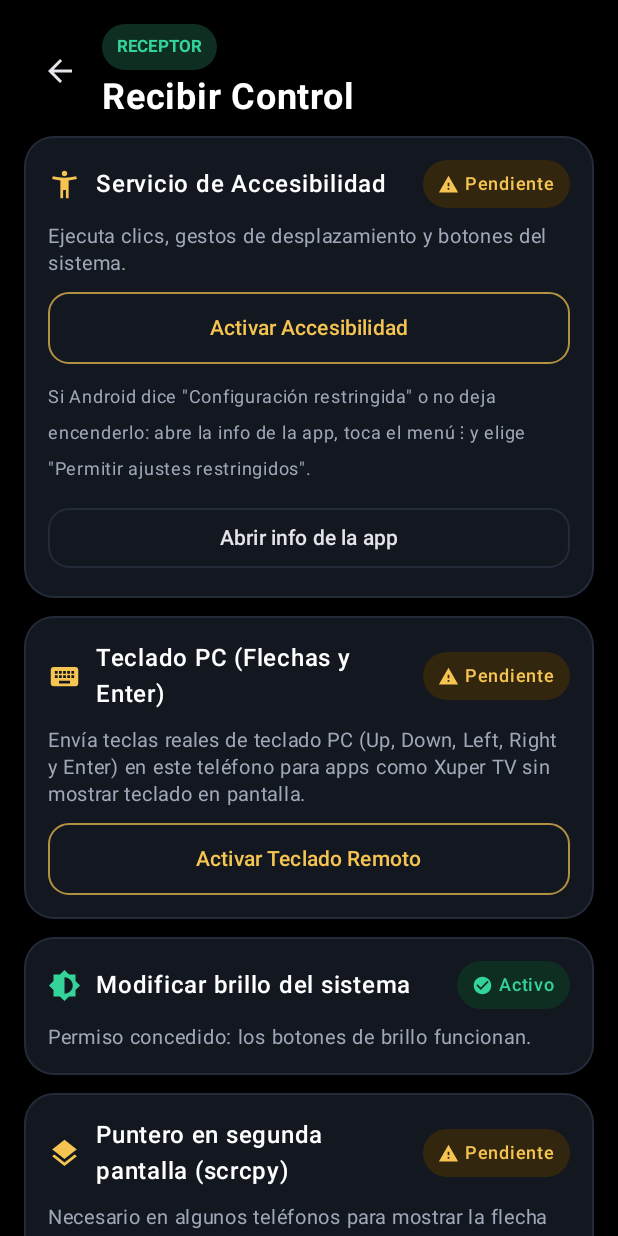
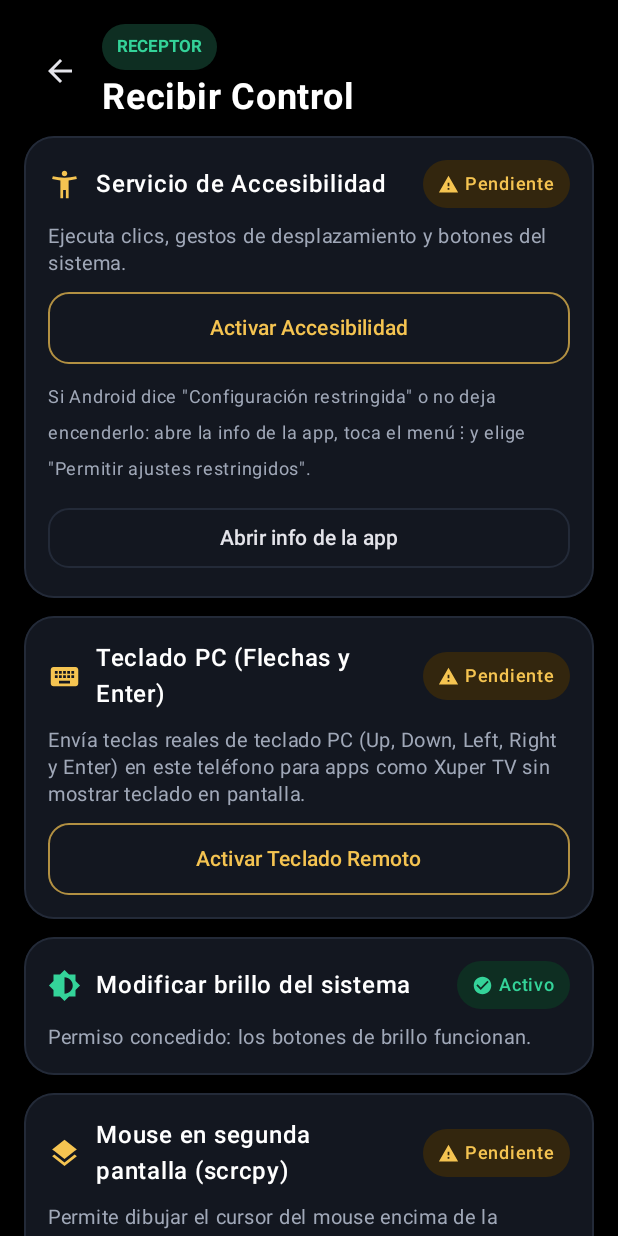
Before and after one commit to nexxbz/ControlRemote, an Android app built with Jetpack Compose: the screen it shows after launch (MainActivity), after a tap on "Este teléfono: permitir que lo controlen", on a phone screen of 412 x 824 dp. Run offline under Robolectric (Android 15) with nearby library versions, the phone set to English and light mode, and no system bars; pictures from the network do not load.

Commit message:
refactor: update terminology for scrcpy mouse cursor
Rename "Puntero" to "Mouse" and update descriptions in ReceiverScreen to clarify cursor display behavior on virtual screens.

```diff
--- a/app/src/main/java/com/example/remoto/ReceiverScreen.kt
+++ b/app/src/main/java/com/example/remoto/ReceiverScreen.kt
@@ -192,20 +192,20 @@ fun ReceiverScreen(
             }
         }
 
-        // 4. Puntero en segunda pantalla (scrcpy --new-display)
+        // 4. Mouse en segunda pantalla (scrcpy --new-display)
         StatusCard(
             icon = Icons.Filled.Layers,
-            title = "Puntero en segunda pantalla (scrcpy)",
+            title = "Mouse en segunda pantalla (scrcpy)",
             active = canDrawOverlays,
             description = if (canDrawOverlays) {
-                "Permiso concedido: la flecha del mouse se dibuja también en pantallas virtuales."
+                "Permiso concedido: el cursor del mouse se muestra también en la pantalla virtual de scrcpy."
             } else {
-                "Necesario en algunos teléfonos para mostrar la flecha del mouse en scrcpy --new-display."
+                "Permite dibujar el cursor del mouse encima de la pantalla virtual scrcpy --new-display."
             }
         ) {
             if (!canDrawOverlays) {
                 AmberOutlinedButton(
-                    text = "Permitir sobre otras apps",
+                    text = "Permitir mostrar el mouse",
                     tag = "allow_overlay_button",
                     onClick = onOpenOverlaySettings
                 )
```
Also changed, not shown: app/src/main/java/com/example/remoto/RemoteAccessibilityService.kt (+20 -18 lines), app/src/main/java/com/example/remoto/RemoteScreen.kt (+7 -7 lines).
